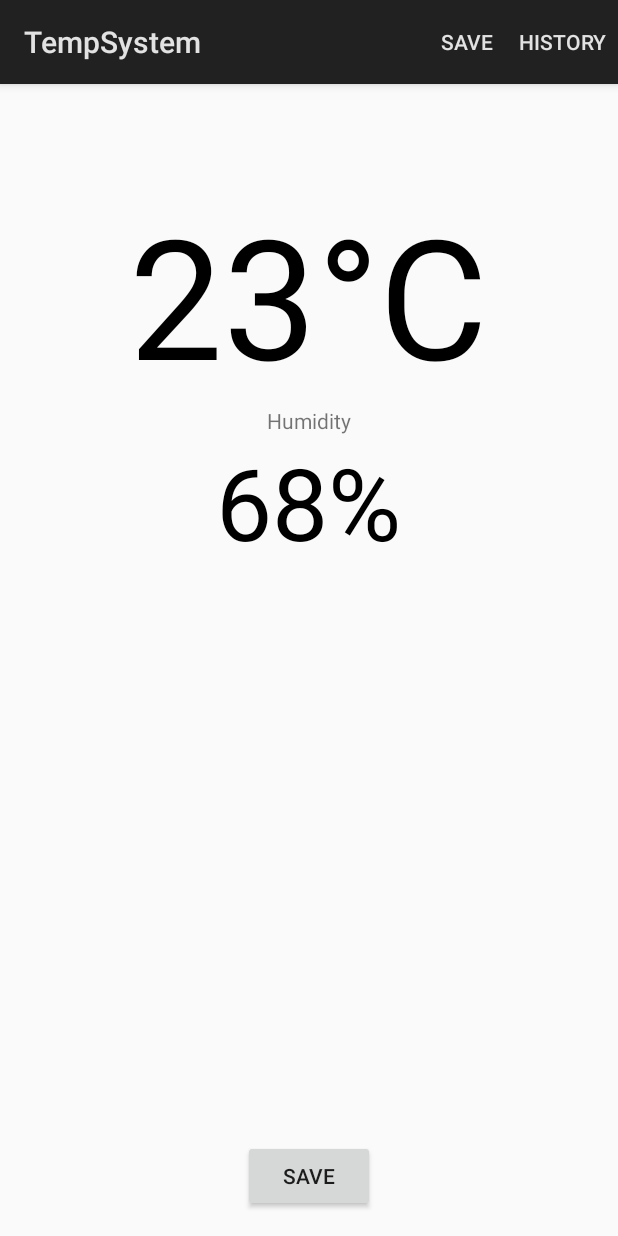
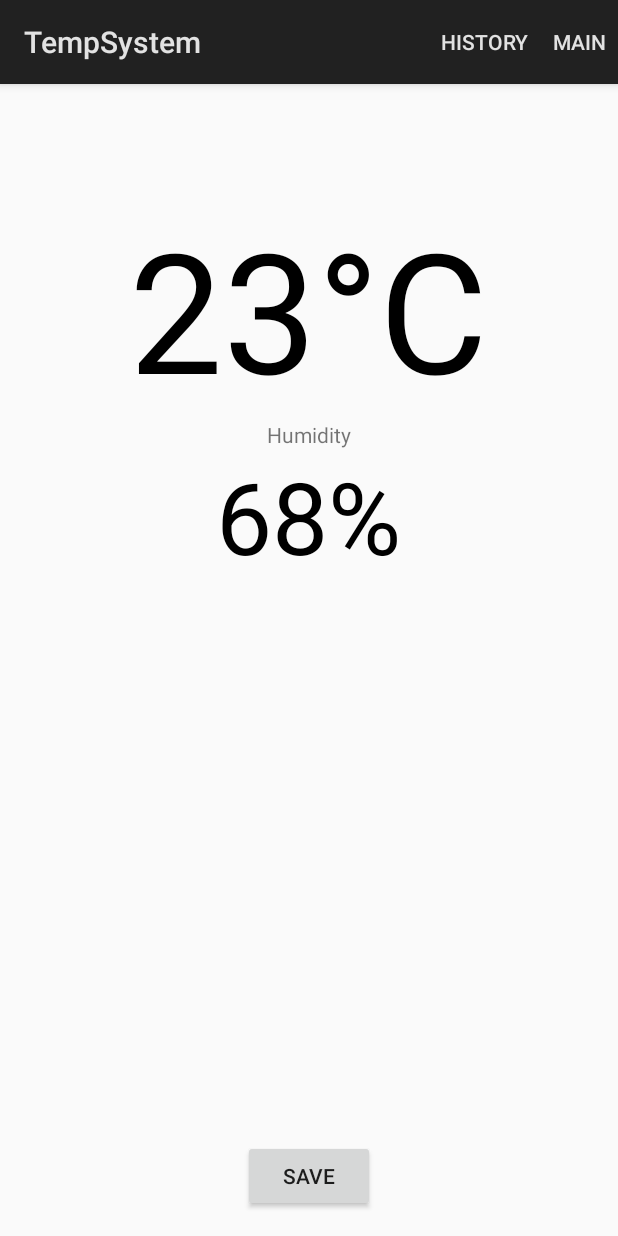
Before and after one commit to demirhanaydin/temp-o, an Android app: the screen it shows after launch (MainActivity), after a tap on "SAVE", on a phone screen of 412 x 824 dp. Run offline under Robolectric (Android 15) with nearby library versions, the phone set to English and light mode, and no system bars; Roboto replaces fonts that are not available here.

Commit message:
reorganised main activity

```diff
--- a/app/src/main/java/com/example/demirhanaydin/tempsystem/MainActivity.java
+++ b/app/src/main/java/com/example/demirhanaydin/tempsystem/MainActivity.java
@@ -4,6 +4,8 @@ import android.app.Activity;
 import android.os.Bundle;
 import android.view.Menu;
 import android.view.MenuItem;
+import android.view.View;
+import android.widget.Toast;
 
 
 public class MainActivity extends Activity {
@@ -29,10 +31,15 @@ public class MainActivity extends Activity {
         int id = item.getItemId();
 
         //noinspection SimplifiableIfStatement
-        if (id == R.id.action_save) {
+        if (id == R.id.action_history) {
+            // intent to history page
             return true;
         }
 
         return super.onOptionsItemSelected(item);
     }
+
+    public void saveCurrentEntry(View view){
+        Toast.makeText(this, "saved", Toast.LENGTH_LONG).show();
+    }
 }
--- a/app/src/main/res/layout/activity_main.xml
+++ b/app/src/main/res/layout/activity_main.xml
@@ -8,15 +8,56 @@
                 android:paddingBottom="@dimen/activity_vertical_margin"
                 tools:context=".MainActivity">
 
+    <LinearLayout
+        android:orientation="horizontal"
+        android:layout_width="wrap_content"
+        android:layout_height="wrap_content"
+        android:id="@+id/linearLayout"
+        android:layout_alignParentTop="true"
+        android:layout_centerHorizontal="true"
+        android:layout_marginTop="59dp">
+
+        <!-- temp value -->
+        <!-- temp postfix-->
+
         <TextView
             android:text="@string/default_temp"
             android:layout_width="wrap_content"
             android:layout_height="wrap_content"
             style="@style/tempText"
             android:id="@+id/textViewTemp"
-        android:layout_marginTop="50dp"
             android:layout_alignParentTop="true"
+            android:layout_alignEnd="@+id/button_save"/>
+
+        <TextView
+            android:layout_width="wrap_content"
+            android:layout_height="wrap_content"
+            android:text="@string/temp_postfix"
+            android:id="@+id/textView"
+            style="@style/tempText"
+            android:layout_alignParentTop="true"
+            android:layout_toEndOf="@+id/textView3"/>
+
+    </LinearLayout>
+    <!-- humidity text-->
+    <!-- humidity value -->
+    <!-- humidity postfix -->
+    <!-- save button -->
+    <TextView
+        android:layout_width="wrap_content"
+        android:layout_height="wrap_content"
+        android:text="@string/placeholder_humidity"
+        android:id="@+id/textView3"
+        android:layout_below="@+id/linearLayout"
         android:layout_centerHorizontal="true"/>
+
+    <LinearLayout
+        android:orientation="horizontal"
+        android:layout_width="wrap_content"
+        android:layout_height="wrap_content"
+        android:id="@+id/linearLayout2"
+        android:layout_below="@+id/textView3"
+        android:layout_centerHorizontal="true">
 
         <TextView
             android:text="@string/default_humidity"
@@ -24,16 +65,18 @@
             android:layout_height="wrap_content"
             style="@style/humidityText"
             android:id="@+id/textViewHumidity"
-        android:layout_below="@+id/textView3"
-        android:layout_centerHorizontal="true"/>
+            android:layout_centerVertical="true"
+            android:layout_alignEnd="@+id/textView3"/>
 
         <TextView
             android:layout_width="wrap_content"
             android:layout_height="wrap_content"
-        android:text="@string/placeholder_humidity"
-        android:id="@+id/textView3"
-        android:layout_below="@+id/textViewTemp"
-        android:layout_centerHorizontal="true"/>
+            android:text="@string/humidity_postfix"
+            android:id="@+id/humidity_postfix"
+            style="@style/humidityText"
+            android:layout_centerVertical="true"
+            android:layout_toEndOf="@+id/textViewHumidity"/>
+    </LinearLayout>
 
     <Button
         android:layout_width="wrap_content"
@@ -41,6 +84,7 @@
         android:text="Save"
         android:id="@+id/button_save"
         android:layout_alignParentBottom="true"
-        android:layout_centerHorizontal="true"/>
+        android:layout_centerHorizontal="true"
+        android:onClick="saveCurrentEntry"/>
 
 </RelativeLayout>
--- a/app/src/main/res/menu/menu_main.xml
+++ b/app/src/main/res/menu/menu_main.xml
@@ -1,12 +1,12 @@
 <menu xmlns:android="http://schemas.android.com/apk/res/android"
       xmlns:tools="http://schemas.android.com/tools"
       tools:context=".MainActivity">
-      <item android:id="@+id/action_save"
-            android:title="@string/action_save"
-            android:orderInCategory="100"
-            android:showAsAction="always"/>
-      <item android:id="@+id/action_histroy"
+      <item android:id="@+id/action_history"
           android:title="@string/action_history"
           android:orderInCategory="100"
           android:showAsAction="ifRoom"/>
+      <item android:id="@+id/action_main"
+          android:title="@string/action_main"
+          android:orderInCategory="100"
+          android:showAsAction="always"/>
 </menu>
--- a/app/src/main/res/values/strings.xml
+++ b/app/src/main/res/values/strings.xml
@@ -1,13 +1,15 @@
 <resources>
     <string name="app_name">TempSystem</string>
-
+    <!-- main activity -->
     <string name="hello_world">Hello world!</string>
     <string name="action_settings">Settings</string>
-    <string name="default_temp">23°C</string>
+    <string name="default_temp">23</string>
+    <string name="temp_postfix">°C</string>
     <string name="placeholder_humidity">Humidity</string>
-    <string name="default_humidity">68%</string>
+    <string name="default_humidity">68</string>
+    <string name="humidity_postfix">%</string>
 
     <!-- menu item-->
     <string name="action_history">History</string>
-    <string name="action_save">Save</string>
+    <string name="action_main">Main</string>
 </resources>
```
Lines whose indentation alone changed are shown as unchanged.
